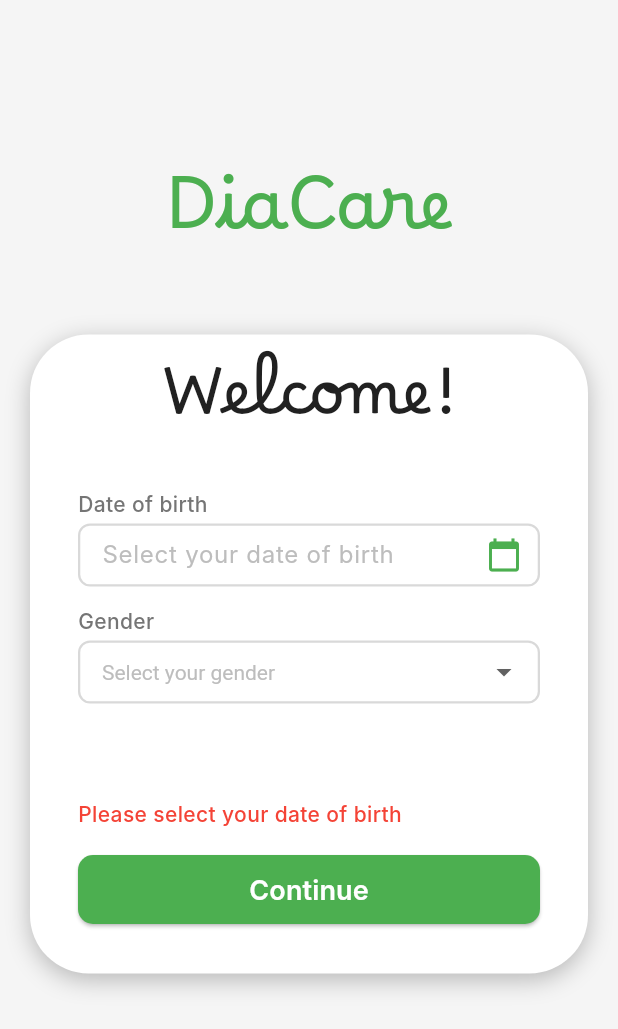
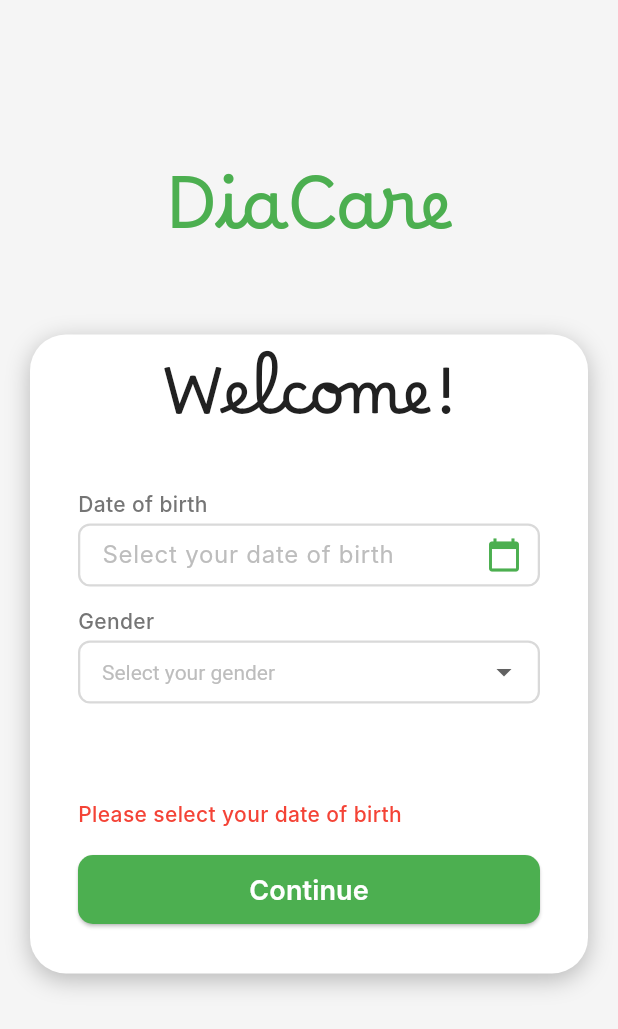
Before and after one commit to T-Man-05/diacare, a Flutter app: the DateGenScreen screen opened directly, after a tap on "Continue", on a phone screen of 412 x 824 dp. Shown: the top 1029 px of the screen. Run offline on Flutter 3.47's test engine with Material 3 defaults, Android fonts, the phone set to English and light mode, and no system bars; our stand-ins replace equatable, fl_chart, flutter_bloc, shared_preferences, sqflite; accounts and stored records are empty; Roboto replaces fonts that are missing (Inter).

Commit message:
refactor(auth): use localized strings and consistent card radius in onboarding screens

```diff
--- a/lib/pages/date_gen.dart
+++ b/lib/pages/date_gen.dart
@@ -72,7 +72,7 @@
             crossAxisAlignment: CrossAxisAlignment.center,
             children: [
               Text(
-                'DiaCare',
+                AppLocalizations.of(context).appTitle,
                 style: TextStyle(
                   fontFamily: 'Borel',
                   fontWeight: FontWeight.w400,
@@ -88,7 +88,7 @@
               // Card container
               Container(
                 decoration: BoxDecoration(
-                  borderRadius: BorderRadius.circular(39),
+                  borderRadius: BorderRadius.circular(AppSpacing.authCardRadius),
                   color: theme.cardColor,
                   boxShadow: [
                     BoxShadow(
@@ -107,7 +107,7 @@
                     children: [
                       Center(
                         child: Text(
-                          'Welcome!',
+                          AppLocalizations.of(context).welcome,
                           style: TextStyle(
                             fontFamily: 'Borel',
                             fontWeight: FontWeight.w400,
--- a/lib/pages/diabetes_type.dart
+++ b/lib/pages/diabetes_type.dart
@@ -60,7 +60,7 @@
             crossAxisAlignment: CrossAxisAlignment.center,
             children: [
               Text(
-                'DiaCare',
+                AppLocalizations.of(context).appTitle,
                 style: TextStyle(
                   fontFamily: 'Borel',
                   fontWeight: FontWeight.w400,
@@ -76,7 +76,7 @@
               // Card container
               Container(
                 decoration: BoxDecoration(
-                  borderRadius: BorderRadius.circular(39),
+                  borderRadius: BorderRadius.circular(AppSpacing.authCardRadius),
                   color: theme.cardColor,
                   boxShadow: [
                     BoxShadow(
--- a/lib/pages/diagnosis_treateement.dart
+++ b/lib/pages/diagnosis_treateement.dart
@@ -66,7 +66,7 @@
             crossAxisAlignment: CrossAxisAlignment.center,
             children: [
               Text(
-                'DiaCare',
+                AppLocalizations.of(context).appTitle,
                 style: TextStyle(
                   fontFamily: 'Borel',
                   fontWeight: FontWeight.w400,
@@ -82,7 +82,7 @@
               // Card container
               Container(
                 decoration: BoxDecoration(
-                  borderRadius: BorderRadius.circular(39),
+                  borderRadius: BorderRadius.circular(AppSpacing.authCardRadius),
                   color: theme.cardColor,
                   boxShadow: [
                     BoxShadow(
--- a/lib/pages/height_weight.dart
+++ b/lib/pages/height_weight.dart
@@ -80,7 +80,7 @@
             crossAxisAlignment: CrossAxisAlignment.center,
             children: [
               Text(
-                'DiaCare',
+                AppLocalizations.of(context).appTitle,
                 style: TextStyle(
                   fontFamily: 'Borel',
                   fontWeight: FontWeight.w400,
@@ -96,7 +96,7 @@
               // Card container
               Container(
                 decoration: BoxDecoration(
-                  borderRadius: BorderRadius.circular(39),
+                  borderRadius: BorderRadius.circular(AppSpacing.authCardRadius),
                   color: theme.cardColor,
                   boxShadow: [
                     BoxShadow(
--- a/lib/pages/login.dart
+++ b/lib/pages/login.dart
@@ -166,7 +166,7 @@
               // Card container
               Container(
                 decoration: BoxDecoration(
-                  borderRadius: BorderRadius.circular(39),
+                  borderRadius: BorderRadius.circular(AppSpacing.authCardRadius),
                   color: theme.cardColor,
                   boxShadow: [
                     BoxShadow(
--- a/lib/pages/signup.dart
+++ b/lib/pages/signup.dart
@@ -194,7 +194,7 @@
               // Card container
               Container(
                 decoration: BoxDecoration(
-                  borderRadius: BorderRadius.circular(39),
+                  borderRadius: BorderRadius.circular(AppSpacing.authCardRadius),
                   color: theme.cardColor,
                   boxShadow: [
                     BoxShadow(
```
